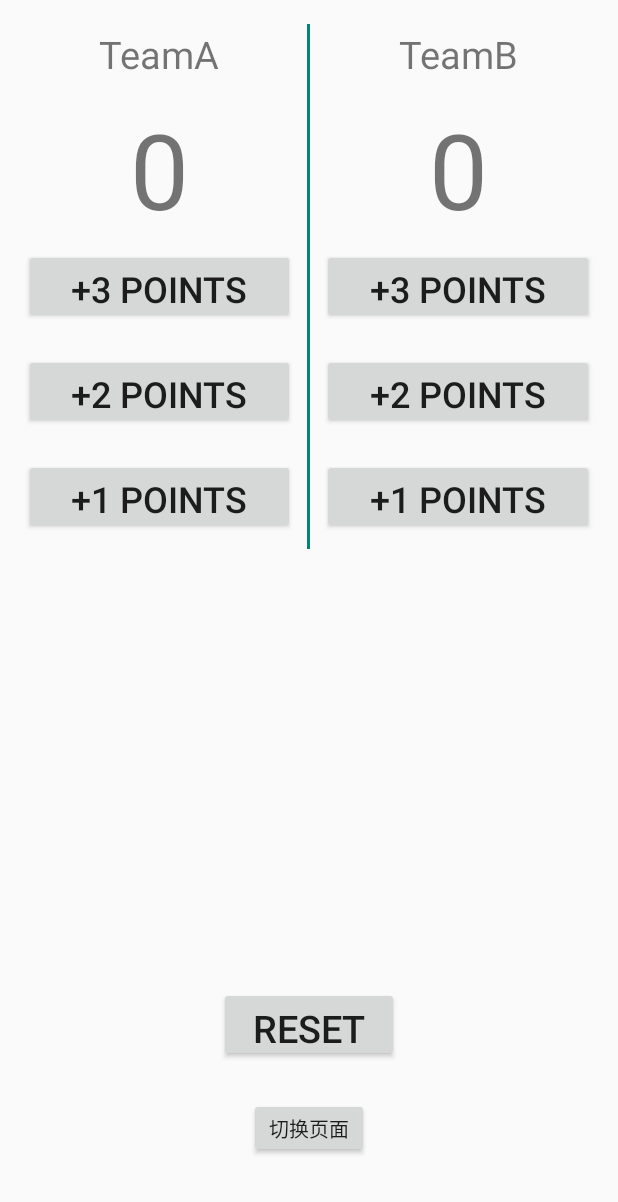
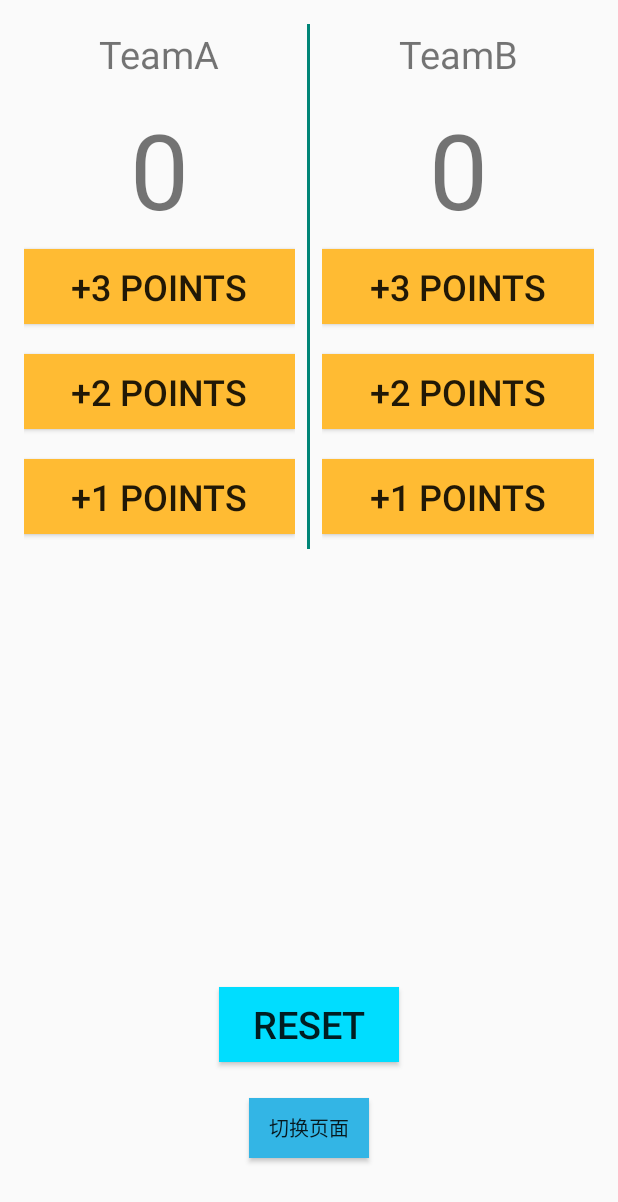
Before and after one commit to RTigerAsh/first, an Android app: the layout basketball.xml on its own in the app's theme, with its tools: preview values and no code run, on a phone screen of 412 x 824 dp. Shown: the top 1202 px of the screen. Run offline under Robolectric (Android 15) with nearby library versions, the phone set to English and light mode, and no system bars.

```diff
--- a/app/src/main/res/layout/basketball.xml
+++ b/app/src/main/res/layout/basketball.xml
@@ -10,12 +10,13 @@
 
     <Button
         android:id="@+id/btos"
+        android:layout_width="80dp"
+        android:layout_height="40dp"
         android:layout_alignParentBottom="true"
         android:layout_centerHorizontal="true"
+        android:layout_gravity="end"
         android:layout_marginBottom="36dp"
-        android:layout_width="80dp"
-        android:layout_height="40dp"
-        android:layout_gravity="end"
+        android:background="@android:color/holo_blue_light"
         android:text="@string/stob"
         android:textSize="13dp" />
 
@@ -54,6 +55,7 @@
                 android:layout_width="match_parent"
                 android:layout_height="50dp"
                 android:layout_marginBottom="20dp"
+                android:background="@android:color/holo_orange_light"
                 android:text="@string/j3"
                 android:textSize="24dp" />
 
@@ -62,6 +64,7 @@
                 android:layout_width="match_parent"
                 android:layout_height="50dp"
                 android:layout_marginBottom="20dp"
+                android:background="@android:color/holo_orange_light"
                 android:text="@string/j2"
                 android:textSize="24dp" />
 
@@ -70,6 +73,7 @@
                 android:layout_width="match_parent"
                 android:layout_height="50dp"
                 android:layout_marginBottom="10dp"
+                android:background="@android:color/holo_orange_light"
                 android:text="@string/j1"
                 android:textSize="24dp" />
 
@@ -111,27 +115,30 @@
 
             <Button
                 android:id="@+id/j3b"
+                android:layout_width="match_parent"
+                android:layout_height="50dp"
+                android:layout_marginBottom="20dp"
+                android:background="@android:color/holo_orange_light"
                 android:text="@string/j3b"
-                android:textSize="24dp"
-                android:layout_width="match_parent"
-                android:layout_marginBottom="20dp"
-                android:layout_height="50dp" />
+                android:textSize="24dp" />
 
             <Button
                 android:id="@+id/j2b"
+                android:layout_width="match_parent"
+                android:layout_height="50dp"
+                android:layout_marginBottom="20dp"
+                android:background="@android:color/holo_orange_light"
                 android:text="@string/j2b"
-                android:textSize="24dp"
-                android:layout_width="match_parent"
-                android:layout_marginBottom="20dp"
-                android:layout_height="50dp" />
+                android:textSize="24dp" />
 
             <Button
                 android:id="@+id/j1b"
+                android:layout_width="match_parent"
+                android:layout_height="50dp"
+                android:layout_marginBottom="10dp"
+                android:background="@android:color/holo_orange_light"
                 android:text="@string/j1b"
-                android:textSize="24dp"
-                android:layout_width="match_parent"
-                android:layout_marginBottom="10dp"
-                android:layout_height="50dp" />
+                android:textSize="24dp" />
 
 
 
@@ -149,6 +156,7 @@
         android:layout_centerHorizontal="true"
         android:layout_gravity="center"
         android:layout_marginBottom="100dp"
+        android:background="@android:color/holo_blue_bright"
         android:text="@string/clear"
         android:textSize="25dp" />
 
--- a/app/src/main/res/values/strings.xml
+++ b/app/src/main/res/values/strings.xml
@@ -27,9 +27,13 @@
 
 
     <string name="rmb" translatable="false">INPUT RMB</string>
+    <string name="button_changerate" translatable="false">修改汇率</string>
+    <string name="button_returnrate" translatable="false">确认修改</string>
     <string name="showrate" translatable="false"></string>
     <string name="dollar" translatable="false">Dollar</string>
     <string name="euro" translatable="false">Euro</string>
     <string name="con" translatable="false">Con</string>
-    <string name="hint_editmoney" translatable="false">修改汇率</string>
+    <string name="hint_editdollar" translatable="false">修改美元汇率</string>
+    <string name="hint_editeuro" translatable="false">修改欧元汇率</string>
+    <string name="hint_editcon" translatable="false">修改韩元汇率</string>
 </resources>
```
Also changed, not shown: app/src/main/AndroidManifest.xml (+3 -4 lines), app/src/main/java/cn/edu/swufe/first/RateActivity.java (+26 -40 lines).
